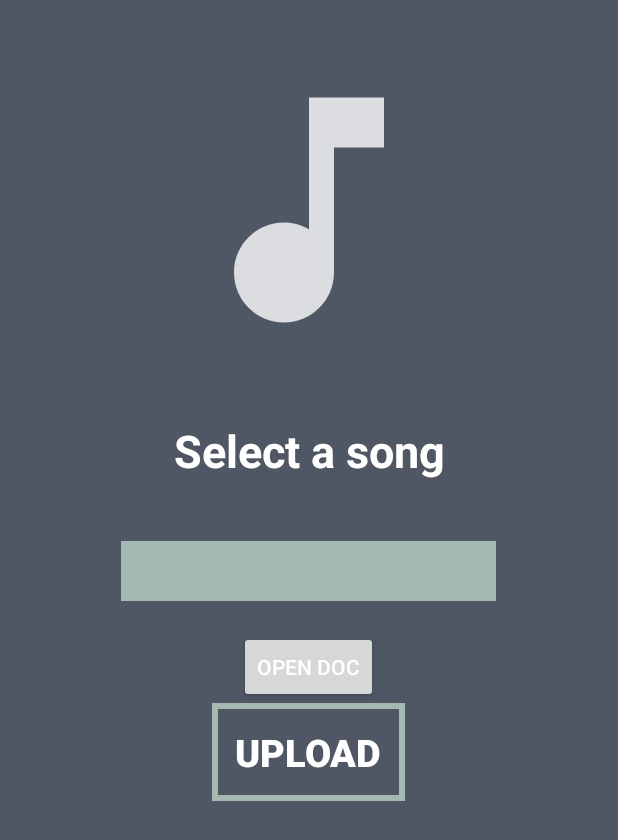
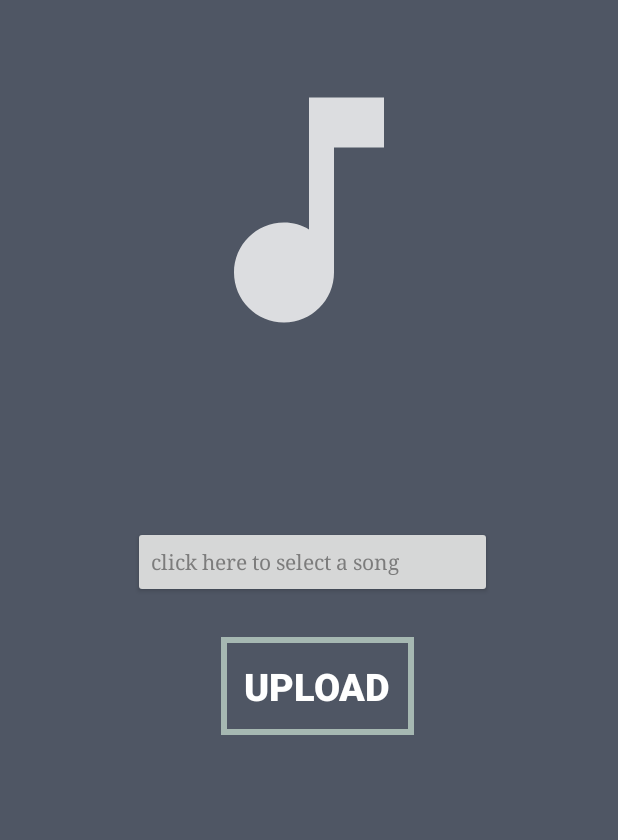
Before and after one commit to Matthew1091/3444-Project, an Android app: the SongActivity screen opened directly, with no data from a screen before it, on a phone screen of 412 x 824 dp. Shown: the top 840 px of the screen. Run offline under Robolectric (Android 15) with nearby library versions, the phone set to English and light mode, and no system bars.

```diff
--- a/Android Studio Projects/app/src/main/java/com/example/bulbbeats/SongActivity.java
+++ b/Android Studio Projects/app/src/main/java/com/example/bulbbeats/SongActivity.java
@@ -1,9 +1,8 @@
 package com.example.bulbbeats;
 
+import androidx.annotation.Nullable;
 import androidx.appcompat.app.AppCompatActivity;
 
-import android.content.Intent;
-import android.net.Uri;
 import android.content.Intent;
 import android.os.Build;
 import android.os.Bundle;
@@ -11,79 +10,60 @@ import android.view.View;
 import android.widget.ArrayAdapter;
 import android.widget.Button;
 import android.widget.Spinner;
-import android.widget.Toast;
 
 import java.util.ArrayList;
 
 
 
 public class SongActivity extends AppCompatActivity {
+    private Button Uploadbtn;
+    private Button selectSong;
+    private ProjectSettings projset;
+    private static int openDoc = 10;
 
-    private static final int OPEN_DOC = 10;
-
-    private Button button;
-    private Button openDoc;
-    private ProjectSettings settings;
-
-    private Button Uploadbtn;
     @Override
-
     protected void onCreate(Bundle savedInstanceState) {
-        Toast.makeText(SongActivity.this,"got here", Toast.LENGTH_LONG).show();
         super.onCreate(savedInstanceState);
         setContentView(R.layout.activity_song);
+
+        projset = getIntent().getParcelableExtra("settings");
 
         initSongWidgits();
         setSongOnClickListeners();
 
     }
     private void initSongWidgits(){
+
         Uploadbtn = (Button) findViewById(R.id.uploadBtn);
-        openDoc = findViewById((R.id.openDoc));
-        button = findViewById((R.id.button));
+        selectSong = findViewById(R.id.selectSong);
     }
 
     private void setSongOnClickListeners(){
-        openDoc.setOnClickListener(new View.OnClickListener() {
-            @Override
-            public void onClick(View v) {
-                openDocument();
-            }
-        });
-        button.setOnClickListener(new View.OnClickListener() {
-            @Override
-            public void onClick(View v) {
-                uploadDoc();
-            }
-        });
         Uploadbtn.setOnClickListener(new View.OnClickListener() {
             @Override
             public void onClick(View v) { //will start from songactivity to themeactivity class
                 Intent sintent = new Intent(SongActivity.this, ThemeActivity.class);
+                sintent.putExtra("settings", projset);
                 startActivity(sintent); //will trigger the intent
             }
         });
-    }
+        selectSong.setOnClickListener(new Button.OnClickListener(){
+            @Override
+            public void onClick(View arg0) {
+                // TODO Auto-generated method stub
+                Intent intent = new Intent(Intent.ACTION_OPEN_DOCUMENT);
+                intent.setType("*/*");
+                startActivityForResult(intent, openDoc);
+            }});
 
-    public void openDocument() {
-        Intent intent = new Intent(Intent.ACTION_OPEN_DOCUMENT);
-        intent.setType("*/*");
-        startActivityForResult(intent, OPEN_DOC);
-    }
-
-    public void uploadDoc() {
-        Intent intent = new Intent(this, LaunchActivity.class);
-        intent.putExtra("openDoc", settings);
-        startActivity(intent);
     }
 
     @Override
-    protected void onActivityResult(int requestCode, int resultCode, Intent data) {
-        super.onActivityResult(requestCode, resultCode, data);
-        if(resultCode == RESULT_OK && requestCode == OPEN_DOC){
-            Uri uri = data.getData();
-            settings = new ProjectSettings(uri);
-            openDoc.setText(settings.songUri.getPath());
+    protected void onActivityResult(int requestCode, int resultCode, @Nullable Intent data) {
+        if(requestCode == openDoc && resultCode == RESULT_OK) {
+            super.onActivityResult(requestCode, resultCode, data);
+            projset.songUri = data.getData();
+            selectSong.setText(projset.songUri.getLastPathSegment());
         }
     }
 }
--- a/Android Studio Projects/app/src/main/java/com/example/bulbbeats/ThemeActivity.java
+++ b/Android Studio Projects/app/src/main/java/com/example/bulbbeats/ThemeActivity.java
@@ -9,11 +9,14 @@ import android.widget.Button;
 
 public class ThemeActivity extends AppCompatActivity {
     private Button selThemebtn;
+    private ProjectSettings projset;
 
     @Override
     protected void onCreate(Bundle savedInstanceState) {
         super.onCreate(savedInstanceState);
         setContentView(R.layout.activity_theme);
+
+        projset = getIntent().getParcelableExtra("settings");
 
         initThemeWidgits();
         setThemeOnclickListener();
@@ -28,6 +31,7 @@ public class ThemeActivity extends AppCompatActivity {
             @Override
             public void onClick(View v) {  //will start from themectivity to launchactivity class
                 Intent sintent = new Intent(ThemeActivity.this, LaunchActivity.class);
+                sintent.putExtra("settings", projset);
                 startActivity(sintent); //will trigger the intent
             }
         });
--- a/Android Studio Projects/app/src/main/res/layout/activity_connect_bulb.xml
+++ b/Android Studio Projects/app/src/main/res/layout/activity_connect_bulb.xml
@@ -30,7 +30,7 @@
             android:textSize="30sp"
             android:textAlignment="center"
             android:layout_centerHorizontal="true"
-            android:id="@+id/ConnectToABulb_Text"/>
+            android:id="@+id/songTitle"/>
     </RelativeLayout>
     <RelativeLayout
         android:layout_width="match_parent"
--- a/Android Studio Projects/app/src/main/res/layout/activity_song.xml
+++ b/Android Studio Projects/app/src/main/res/layout/activity_song.xml
@@ -6,79 +6,70 @@
     android:layout_height="match_parent"
     tools:context=".SongActivity"
     android:background="@color/GreyBB">
+
     <RelativeLayout
+        android:id="@+id/topSLayout"
         android:layout_width="match_parent"
-        android:layout_height="wrap_content"
-        android:id="@+id/topSLayout">
+        android:layout_height="wrap_content">
+
         <ImageView
+            android:id="@+id/selectSongImage"
             android:layout_width="200dp"
             android:layout_height="200dp"
-            android:id="@+id/selectSongImage"
-            android:src="@drawable/ic_music_note"
             android:layout_centerHorizontal="true"
-            android:layout_marginTop="40dp"/>
+            android:layout_marginTop="40dp"
+            android:contentDescription="@string/img"
+            android:src="@drawable/ic_music_note" />
+
         <TextView
-            android:layout_width="match_parent"
+            android:id="@+id/selectSong_Text"
+            android:layout_width="251dp"
             android:layout_height="wrap_content"
-            android:text="Select a song"
             android:layout_below="@+id/selectSongImage"
+            android:layout_centerHorizontal="true"
             android:layout_marginTop="40dp"
+            android:textAlignment="center"
             android:textColor="@color/WhiteBB"
+            android:textSize="30sp"
             android:textStyle="bold"
-            android:textSize="30sp"
-            android:textAlignment="center"
-            android:layout_centerHorizontal="true"
-            android:id="@+id/selectSong_Text"/>
+            tools:text="@string/SongActivityMainText" />
 
     </RelativeLayout>
+
     <RelativeLayout
+        android:id="@+id/bottomSLayout"
         android:layout_width="match_parent"
-        android:layout_height="wrap_content"
-        android:id="@+id/middleSLayout"
+        android:layout_height="178dp"
+
         android:layout_below="@+id/topSLayout"
-        android:layout_centerHorizontal="true"
         android:layout_marginTop="30dp">
-        <Spinner
-
-            android:layout_width="250dp"
-            android:layout_height="40dp"
-            android:id="@+id/songSpinner"
-            android:background="@color/GreenBB"
-            android:layout_marginTop="10dp"
-            android:layout_centerHorizontal="true"
-            />
-
-    </RelativeLayout>
-    <RelativeLayout
-        android:layout_width="match_parent"
-        android:layout_height="wrap_content"
-        android:layout_below="@+id/middleSLayout"
-        android:layout_marginTop="20dp"
-
-        android:id="@+id/bottomSLayout">
 
         <Button
+            android:id="@+id/uploadBtn"
             android:layout_width="wrap_content"
             android:layout_height="wrap_content"
+            android:layout_below="@+id/selectSong"
+            android:layout_alignParentEnd="true"
+            android:layout_marginTop="26dp"
+            android:layout_marginEnd="136dp"
+            android:background="@drawable/green_button_border"
+            android:padding="15dp"
+            android:text="@string/SongActivityButtonText"
             android:textColor="@color/WhiteBB"
-            android:layout_centerHorizontal="true"
-            android:id="@+id/openDoc"
-            android:text="open doc"
-            />
+            android:textSize="25sp"
+            android:textStyle="bold" />
 
         <Button
-            android:layout_width="wrap_content"
+            android:id="@+id/selectSong"
+            android:layout_width="239dp"
             android:layout_height="wrap_content"
-            android:layout_below="@+id/openDoc"
-            android:padding="15dp"
-            android:id="@+id/uploadBtn"
-            android:background="@drawable/green_button_border"
-            android:text="Upload"
-            android:textStyle="bold"
-            android:textColor="@color/WhiteBB"
-            android:textSize="25sp"
-            android:layout_centerHorizontal="true"/>
-
+            android:layout_alignParentEnd="true"
+            android:layout_marginEnd="84dp"
+            android:fontFamily="serif"
+            android:text="@string/click_here_to_select_a_song"
+            android:textAlignment="textStart"
+            android:textAllCaps="false"
+            android:textColor="#7C7C7C" />
     </RelativeLayout>
 
 
--- a/Android Studio Projects/app/src/main/res/values/strings.xml
+++ b/Android Studio Projects/app/src/main/res/values/strings.xml
@@ -9,4 +9,8 @@
     <string name="config2">Song:</string>
     <string name="config3">Phillips Hue Bulb:</string>
     <string name="config4">Color Theme:</string>
+    <string name="img">img</string>
+    <string name="SongActivityMainText">Select a Song:</string>
+    <string name="SongActivityButtonText">Upload</string>
+    <string name="click_here_to_select_a_song">click here to select a song</string>
 </resources>
```
Also changed, not shown: Android Studio Projects/app/src/main/java/com/example/bulbbeats/AudioProcessor 2.java (added, +38 -0 lines), Android Studio Projects/app/src/main/java/com/example/bulbbeats/AudioProcessor.java (added, +38 -0 lines), Android Studio Projects/app/src/main/java/com/example/bulbbeats/Bulb 2.java (added, +39 -0 lines), Android Studio Projects/app/src/main/java/com/example/bulbbeats/Bulb.java (added, +39 -0 lines), Android Studio Projects/app/src/main/java/com/example/bulbbeats/ConnectBulbActivity.java (+18 -4 lines), Android Studio Projects/app/src/main/java/com/example/bulbbeats/LaunchActivity.java (+109 -0 lines), Android Studio Projects/app/src/main/java/com/example/bulbbeats/MainActivity.java (+1 -25 lines), Android Studio Projects/app/src/main/java/com/example/bulbbeats/ProjectSettings 2.java (added, +51 -0 lines), Android Studio Projects/app/src/main/java/com/example/bulbbeats/ProjectSettings.java (added, +51 -0 lines), Android Studio Projects/app/src/main/res/layout/activity_launch.xml (+35 -27 lines), Android Studio Projects/app/src/main/res/layout/activity_main.xml (+13 -13 lines).
